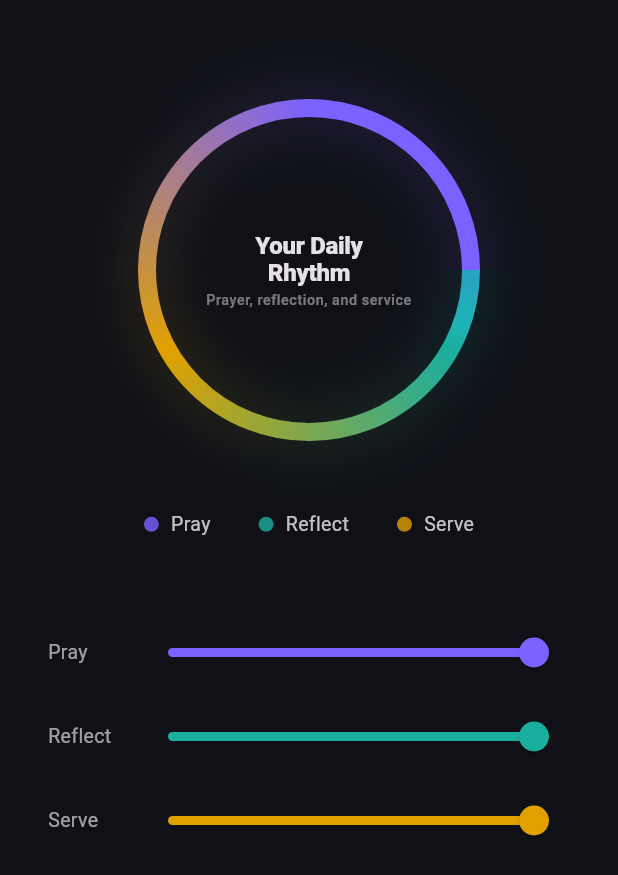
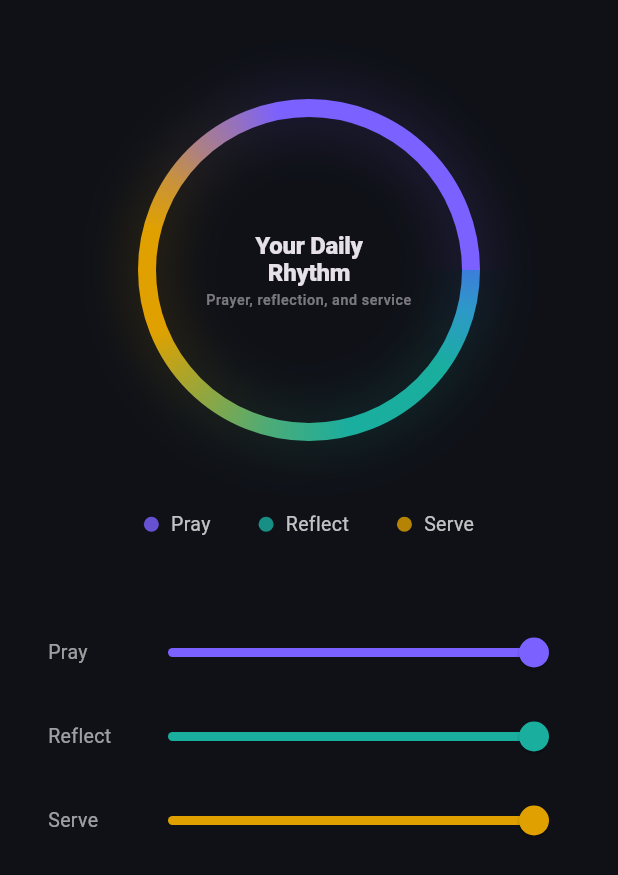
Before and after one commit to aisaiah-ai/test-flutter, a Flutter app: the screen it shows after launch, on a phone screen of 412 x 824 dp. Shown: the top 875 px of the screen. Run offline on Flutter 3.47's test engine with Material 3 defaults, Android fonts, the phone set to English and light mode, and no system bars.

Commit message:
Improve ring gradient blending with explicit midpoint colors
Co-Authored-By: Claude Opus 4.6 (1M context) <noreply@anthropic.com>

```diff
--- a/lib/ring_screen.dart
+++ b/lib/ring_screen.dart
@@ -322,50 +322,62 @@ class SpiritualRingPainter extends CustomPainter {
   static const _dimDark = Color(0xFF1A1A2E);
   static const _dimLight = Color(0xFFD8D8E0);
   static const _minBrightness = 0.35;
-
   Color _color(Color brand, double intensity) {
     final dim = Color.lerp(brand, isDark ? _dimDark : _dimLight, 1.0 - _minBrightness)!;
     return Color.lerp(dim, brand, intensity.clamp(0.0, 1.0))!;
   }
 
-  /// Total stops around the full ring — one continuous loop, no separate arcs.
-  static const _totalSteps = 72;
+  Color _mix(Color a, Color b, [double t = 0.5]) => Color.lerp(a, b, t)!;
+  Color _mixHsv(Color a, Color b, [double t = 0.5]) =>
+      HSVColor.lerp(HSVColor.fromColor(a), HSVColor.fromColor(b), t)!.toColor();
 
-  List<Color> _buildColors() {
-    final pHsv = HSVColor.fromColor(prayColor);
-    final rHsv = HSVColor.fromColor(reflectColor);
-    final colors = <Color>[];
-    for (var i = 0; i <= _totalSteps; i++) {
-      final t = i / _totalSteps;
+  ({List<Color> colors, List<double> stops}) _buildGradientSpec({
+    required double alpha,
+  }) {
+    final pray = _color(prayColor, prayIntensity).withValues(alpha: alpha);
+    final reflect = _color(reflectColor, reflectIntensity).withValues(alpha: alpha);
+    final serve = _color(serveColor, serveIntensity).withValues(alpha: alpha);
 
-      final Color brandColor;
-      final double intensity;
-
-      if (t < 1.0 / 3.0) {
-        final localT = t * 3.0;
-        brandColor = HSVColor.lerp(pHsv, rHsv, localT)!.toColor();
-        intensity = prayIntensity + localT * (reflectIntensity - prayIntensity);
-      } else if (t < 2.0 / 3.0) {
-        final localT = (t - 1.0 / 3.0) * 3.0;
-        brandColor = Color.lerp(reflectColor, serveColor, localT)!;
-        intensity = reflectIntensity + localT * (serveIntensity - reflectIntensity);
-      } else {
-        final localT = (t - 2.0 / 3.0) * 3.0;
-        brandColor = Color.lerp(serveColor, prayColor, localT)!;
-        intensity = serveIntensity + localT * (prayIntensity - serveIntensity);
-      }
-
-      colors.add(_color(brandColor, intensity));
-    }
-    return colors;
-  }
-
-  List<double> _buildStops() {
-    final stops = <double>[];
-    for (var i = 0; i <= _totalSteps; i++) {
-      stops.add(i / _totalSteps);
-    }
-    return stops;
+    return (
+      colors: [
+        pray,
+        pray,
+        _mixHsv(pray, reflect, 0.12),
+        _mixHsv(pray, reflect, 0.28),
+        _mixHsv(pray, reflect, 0.46),
+        _mixHsv(pray, reflect, 0.68),
+        reflect,
+        reflect,
+        _mix(reflect, serve, 0.25),
+        _mix(reflect, serve, 0.55),
+        serve,
+        serve,
+        _mix(serve, pray, 0.22),
+        _mix(serve, pray, 0.50),
+        _mix(serve, pray, 0.76),
+        pray,
+        pray,
+      ],
+      stops: [
+        0.0,
+        0.10,
+        0.17,
+        0.21,
+        0.25,
+        0.29,
+        0.35,
+        0.46,
+        0.54,
+        0.60,
+        0.69,
+        0.79,
+        0.84,
+        0.88,
+        0.93,
+        0.97,
+        1.0,
+      ],
+    );
   }
 
   @override
@@ -374,15 +386,7 @@ class SpiritualRingPainter extends CustomPainter {
     final strokeWidth = isDark ? 12.0 : 11.0;
     final radius = size.width / 2 - strokeWidth;
     final rect = Rect.fromCircle(center: center, radius: radius);
-    final colors = _buildColors();
-    final stops = _buildStops();
-
-    final gradient = SweepGradient(
-      startAngle: -math.pi / 2,
-      endAngle: 3 * math.pi / 2,
-      colors: colors,
-      stops: stops,
-    );
+    final ringSpec = _buildGradientSpec(alpha: 1.0);
 
     // Light mode: gray base ring for contrast
     if (!isDark) {
@@ -396,14 +400,15 @@ class SpiritualRingPainter extends CustomPainter {
     }
 
     if (isDark) {
+      final glowSpec = _buildGradientSpec(alpha: 0.24);
       canvas.drawCircle(
         center, radius,
         Paint()
           ..shader = SweepGradient(
             startAngle: -math.pi / 2,
             endAngle: 3 * math.pi / 2,
-            colors: colors.map((c) => c.withValues(alpha: 0.25)).toList(),
-            stops: stops,
+            colors: glowSpec.colors,
+            stops: glowSpec.stops,
           ).createShader(rect)
           ..style = PaintingStyle.stroke
           ..strokeWidth = strokeWidth + 4
@@ -414,10 +419,15 @@ class SpiritualRingPainter extends CustomPainter {
     canvas.drawCircle(
       center, radius,
       Paint()
-        ..shader = gradient.createShader(rect)
+        ..shader = SweepGradient(
+          startAngle: -math.pi / 2,
+          endAngle: 3 * math.pi / 2,
+          colors: ringSpec.colors,
+          stops: ringSpec.stops,
+        ).createShader(rect)
         ..style = PaintingStyle.stroke
         ..strokeWidth = strokeWidth
-        ..strokeCap = StrokeCap.round,
+        ..strokeCap = StrokeCap.butt,
     );
   }
 
```
